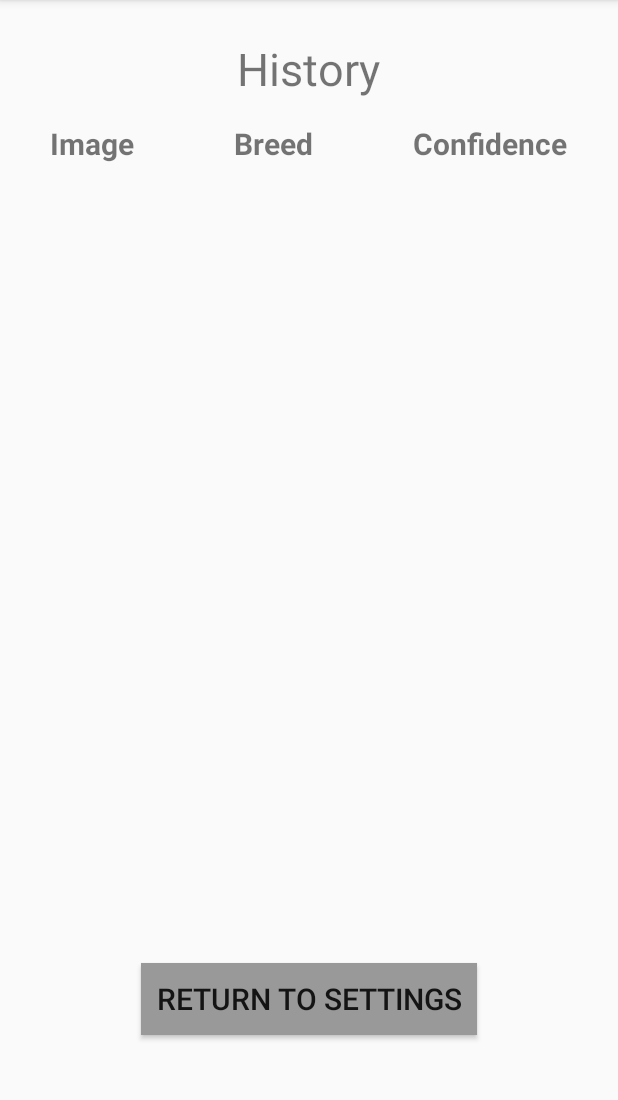
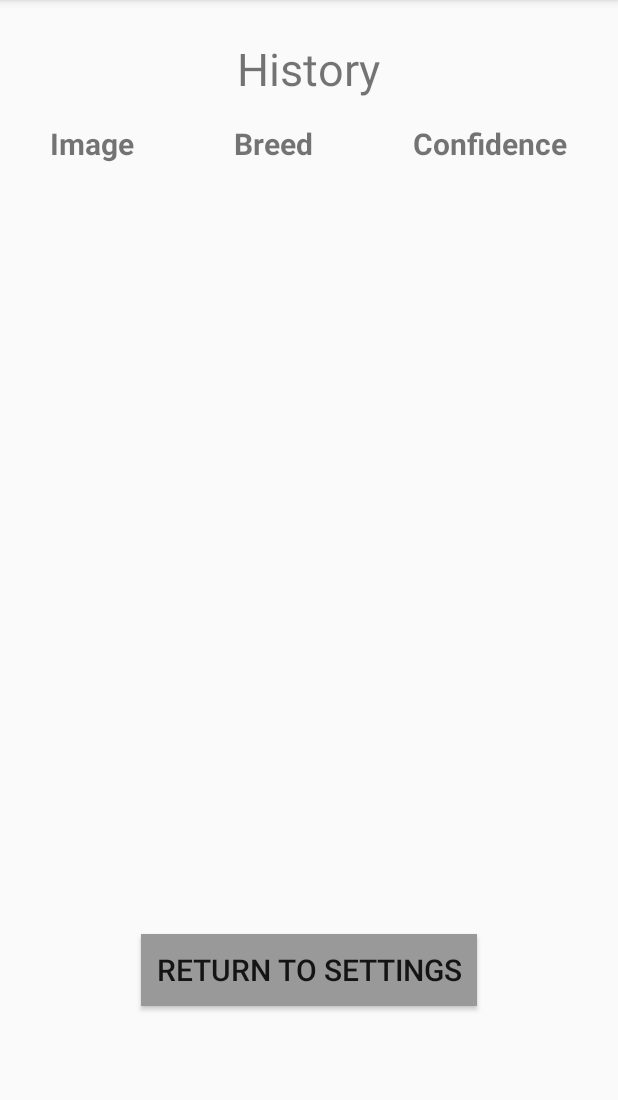
Before and after one commit to COSC481W-2020Fall/cosc481w-581-2020-fall-convoluted-classifiers, an Android app: the ThirdActivity screen opened directly, with no data from a screen before it, on a phone screen of 412 x 824 dp, the part 84-1184 px from its top. Run offline under Robolectric (Android 15) with nearby library versions, the phone set to English and light mode, and no system bars.

Commit message:
Changed layout of third activity_third.xml

```diff
--- a/CNNapp/app/src/main/res/layout/activity_third.xml
+++ b/CNNapp/app/src/main/res/layout/activity_third.xml
@@ -56,29 +56,31 @@
         </TableRow>
     </TableLayout>
 
+    <!-- Button to move to Settings -->
+
     <ScrollView
         android:id="@+id/scroll"
         android:layout_width="match_parent"
+        android:layout_height="500dp"
         android:layout_below="@id/headers"
-        android:layout_height="500dp" >
+        android:layout_marginTop="-7dp">
 
-    <TableLayout
-        android:id="@+id/main_table"
-        android:layout_width="match_parent"
-        android:layout_height="500dp"
-        android:layout_below="@id/headers" />
+        <TableLayout
+            android:id="@+id/main_table"
+            android:layout_width="match_parent"
+            android:layout_height="500dp"
+            android:layout_below="@id/headers" />
 
     </ScrollView>
 
-    <!-- Button to move to Settings -->
     <Button
         android:id="@+id/button"
         android:layout_width="wrap_content"
         android:layout_height="wrap_content"
         android:layout_below="@id/scroll"
-        android:layout_marginTop="20dp"
+        android:layout_centerHorizontal="true"
+        android:layout_marginTop="8dp"
         android:background="#999999"
-        android:layout_centerHorizontal= "true"
         android:onClick="onButtonClick"
         android:padding="10dp"
         android:text="Return to Settings"
```
